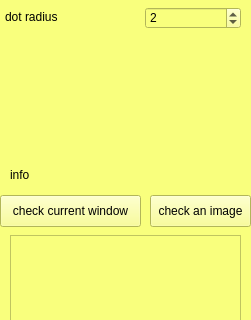
Mohamed-ShehabEldin/flake-sreacher-overlay, file a_eye_tab.ui: the form before one commit; both pictures show x 0 to 251 and y 125 to 445 of the 251 by 609 pixel window.
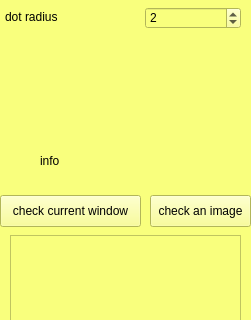
The form after the commit.

Patch:
```diff
--- a/a_eye_tab.ui
+++ b/a_eye_tab.ui
@@ -196,10 +196,10 @@
    <widget class="QLabel" name="info">
     <property name="geometry">
      <rect>
-      <x>10</x>
-      <y>290</y>
-      <width>221</width>
-      <height>20</height>
+      <x>40</x>
+      <y>260</y>
+      <width>141</width>
+      <height>51</height>
      </rect>
     </property>
     <property name="text">
```
